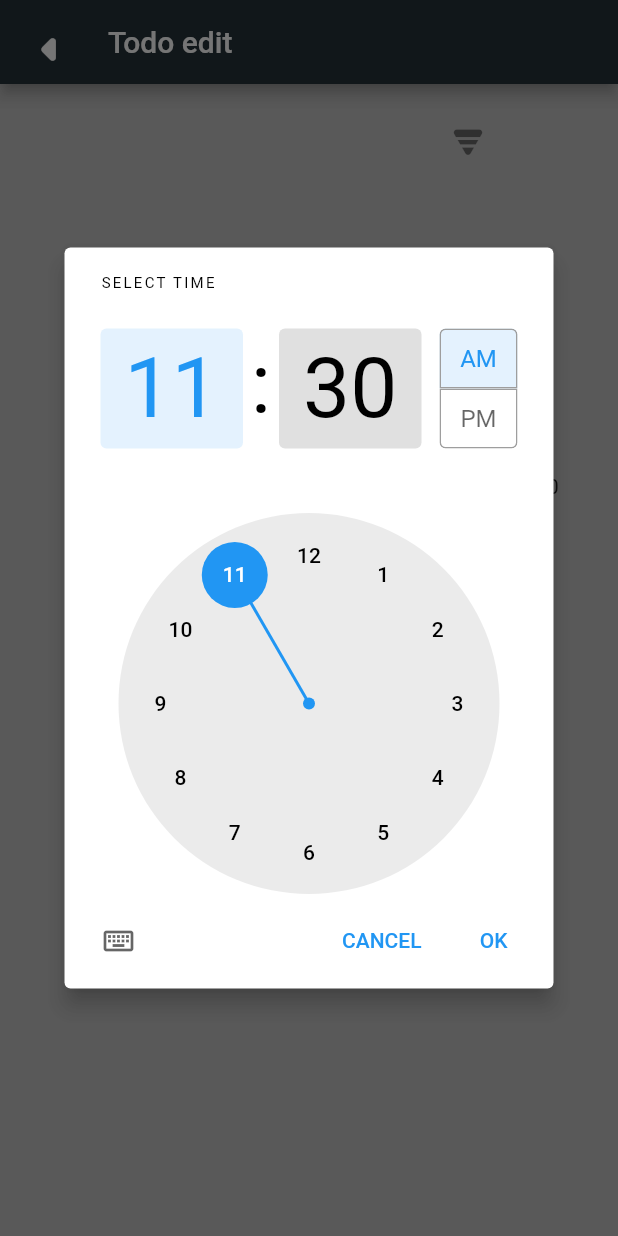
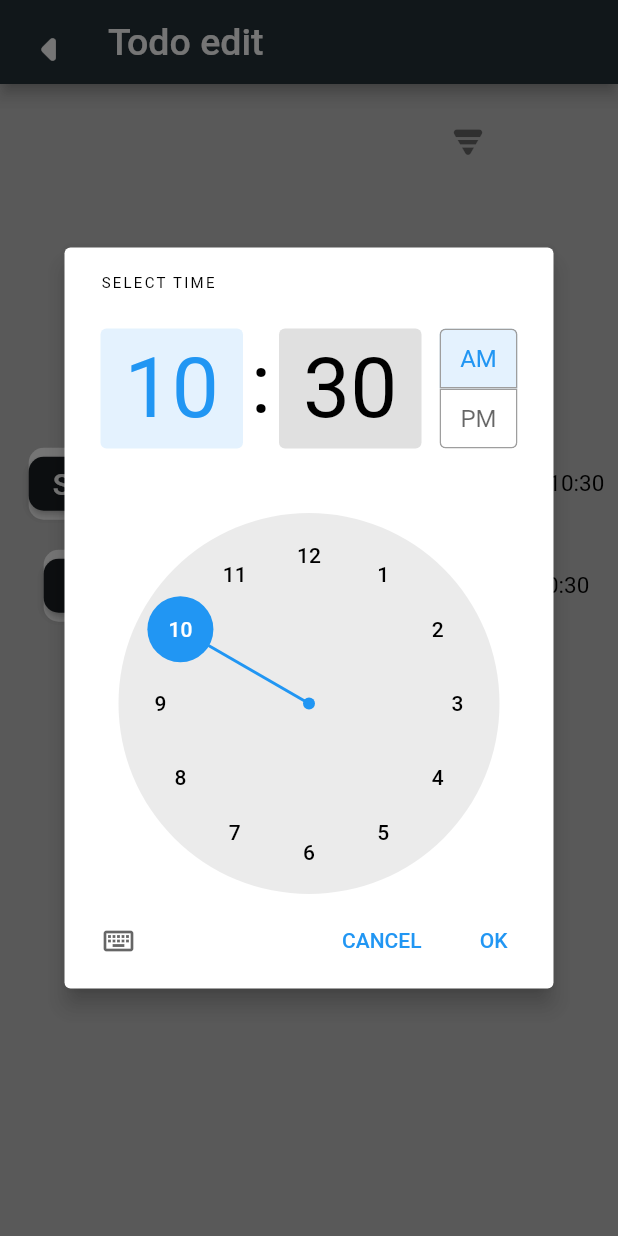
Before and after one commit to centurynine/Todo_WebApplication, a Flutter app: the TodoEdit screen opened directly with empty values, after a tap on "End time", on a phone screen of 412 x 824 dp. Run offline on Flutter 3.47's test engine with Material 2 defaults, Android fonts, the phone set to English and light mode, and no system bars; our stand-ins replace google_fonts, shared_preferences; accounts and stored records are empty; Roboto replaces fonts that are missing (Kanit).

Commit message:
time bug fix

```diff
--- a/lib/todo_add.dart
+++ b/lib/todo_add.dart
@@ -271,7 +271,9 @@ class _TodoAddState extends State<TodoAdd> {
           ).then((value) {
             if (value != null) {
               setState(() {
-                startTime = value.format(context);
+                final hour = value.hour.toString().padLeft(2, '0');
+                final minute = value.minute.toString().padLeft(2, '0');
+                startTime = '$hour:$minute';
               });
             }
           });
@@ -298,7 +300,9 @@ class _TodoAddState extends State<TodoAdd> {
         ).then((value) {
           if (value != null) {
             setState(() {
-              endTime = value.format(context);
+              final hour = value.hour.toString().padLeft(2, '0');
+              final minute = value.minute.toString().padLeft(2, '0');
+              endTime = '$hour:$minute';
             });
           }
         });
@@ -453,7 +457,7 @@ class _TodoAddState extends State<TodoAdd> {
             fontSize: 15,
             color: Colors.black,
           ),
-          prefixIcon: Icon(Icons.tornado_rounded),
+          prefixIcon: Icon(Icons.description_rounded),
           hintText: 'Description',
           hintStyle: TextStyle(
               fontFamily: GoogleFonts.kanit().fontFamily,
--- a/lib/todo_edit.dart
+++ b/lib/todo_edit.dart
@@ -1,6 +1,7 @@
 import 'dart:convert';
 
 import 'package:flutter/material.dart';
+import 'package:google_fonts/google_fonts.dart';
 import 'package:shared_preferences/shared_preferences.dart';
 
 import 'home.dart';
@@ -9,7 +10,7 @@ import 'storage/todo_storage.dart';
 class TodoEdit extends StatefulWidget {
   final Todo todo;
 
-  const TodoEdit({super.key, required this.todo});
+  const TodoEdit({Key? key, required this.todo}) : super(key: key);
 
   @override
   State<TodoEdit> createState() => _TodoEditState(todo: todo);
@@ -18,7 +19,6 @@ class TodoEdit extends StatefulWidget {
 class _TodoEditState extends State<TodoEdit> {
   Todo todo;
   _TodoEditState({required this.todo});
-  @override
   List<Todo> todoList = [];
   String name = '';
   String description = '';
@@ -39,14 +39,18 @@ class _TodoEditState extends State<TodoEdit> {
       endDate = todo.endDate.toString().substring(0, 10);
       startTime = todo.startDate.toString().substring(11, 16);
       endTime = todo.endDate.toString().substring(11, 16);
-      startTimeWidget = DateTime.parse(startDate).add(Duration(
+      startTimeWidget = DateTime.parse(startDate).add(
+        Duration(
           hours: int.parse(startTime.split(":")[0]),
-        minutes: int.parse(startTime.split(":")[1].split(" ")[0]),
-      ));
-      endTimeWidget = DateTime.parse(endDate).add(Duration(
+          minutes: int.parse(startTime.split(":")[1]),
+        ),
+      );
+      endTimeWidget = DateTime.parse(endDate).add(
+        Duration(
           hours: int.parse(endTime.split(":")[0]),
-        minutes: int.parse(endTime.split(":")[1].split(" ")[0]),
-      ));
+          minutes: int.parse(endTime.split(":")[1]),
+        ),
+      );
       check = todo.check;
     });
 
@@ -72,11 +76,19 @@ class _TodoEditState extends State<TodoEdit> {
     prefs.setStringList('todo', encodedList);
   }
 
+  @override
   Widget build(BuildContext context) {
     return Scaffold(
       backgroundColor: const Color.fromARGB(179, 167, 167, 167),
       appBar: AppBar(
-          title: const Text('Todo edit'),
+        title: Text(
+          'Todo edit',
+          style: TextStyle(
+            fontFamily: GoogleFonts.kanit().fontFamily,
+            fontSize: 25,
+            color: Colors.white,
+          ),
+        ),
         backgroundColor: Colors.blueGrey[900],
         leading: IconButton(
           iconSize: 50,
@@ -84,7 +96,8 @@ class _TodoEditState extends State<TodoEdit> {
           onPressed: () {
             Navigator.pop(context);
           },
-          )),
+        ),
+      ),
       body: Column(
         children: [
           Padding(
@@ -122,7 +135,14 @@ class _TodoEditState extends State<TodoEdit> {
               ),
               Container(
                 child: startDate.isNotEmpty
-                    ? Text(startDate.substring(0, 10))
+                    ? Text(
+                        startDate.substring(0, 10),
+                        style: TextStyle(
+                          fontFamily: GoogleFonts.kanit().fontFamily,
+                          fontSize: 15,
+                          color: Colors.black,
+                        ),
+                      )
                     : const Text(''),
               ),
               Padding(
@@ -137,7 +157,14 @@ class _TodoEditState extends State<TodoEdit> {
               ),
               Container(
                 child: startTime.isNotEmpty
-                    ? Text(startTime.substring(0, 5))
+                    ? Text(
+                        startTime,
+                        style: TextStyle(
+                          fontFamily: GoogleFonts.kanit().fontFamily,
+                          fontSize: 15,
+                          color: Colors.black,
+                        ),
+                      )
                     : const Text(''),
               ),
             ],
@@ -157,7 +184,14 @@ class _TodoEditState extends State<TodoEdit> {
               ),
               Container(
                 child: endDate.isNotEmpty
-                    ? Text(endDate.substring(0, 10))
+                    ? Text(
+                        endDate.substring(0, 10),
+                        style: TextStyle(
+                          fontFamily: GoogleFonts.kanit().fontFamily,
+                          fontSize: 15,
+                          color: Colors.black,
+                        ),
+                      )
                     : const Text(''),
               ),
               Padding(
@@ -172,7 +206,14 @@ class _TodoEditState extends State<TodoEdit> {
               ),
               Container(
                 child: endTime.isNotEmpty
-                    ? Text(endTime.substring(0, 5))
+                    ? Text(
+                        endTime,
+                        style: TextStyle(
+                          fontFamily: GoogleFonts.kanit().fontFamily,
+                          fontSize: 15,
+                          color: Colors.black,
+                        ),
+                      )
                     : const Text(''),
               ),
             ],
@@ -205,18 +246,25 @@ class _TodoEditState extends State<TodoEdit> {
         ).then((value) {
           if (value != null) {
             setState(() {
-              startDate = value.toString();
+              startDate = value.toString().substring(0, 10);
             });
           }
         });
       },
       style: ElevatedButton.styleFrom(
-        backgroundColor: Color.fromARGB(255, 26, 31, 35), //
+        backgroundColor: Color.fromARGB(255, 26, 31, 35),
         shape: RoundedRectangleBorder(
-          borderRadius: BorderRadius.circular(10), //
+          borderRadius: BorderRadius.circular(10),
         ),
       ),
-      child: const Text('Start date'),
+      child: Text(
+        'Start date',
+        style: TextStyle(
+          fontFamily: GoogleFonts.kanit().fontFamily,
+          fontSize: 20,
+          color: Colors.white,
+        ),
+      ),
     );
   }
 
@@ -231,18 +279,25 @@ class _TodoEditState extends State<TodoEdit> {
         ).then((value) {
           if (value != null) {
             setState(() {
-              endDate = value.toString();
+              endDate = value.toString().substring(0, 10);
             });
           }
         });
       },
       style: ElevatedButton.styleFrom(
-        backgroundColor: Color.fromARGB(255, 26, 31, 35), //
+        backgroundColor: Color.fromARGB(255, 26, 31, 35),
         shape: RoundedRectangleBorder(
-          borderRadius: BorderRadius.circular(10), //
+          borderRadius: BorderRadius.circular(10),
         ),
       ),
-      child: const Text('End date'),
+      child: Text(
+        'End date',
+        style: TextStyle(
+          fontFamily: GoogleFonts.kanit().fontFamily,
+          fontSize: 20,
+          color: Colors.white,
+        ),
+      ),
     );
   }
 
@@ -251,27 +306,31 @@ class _TodoEditState extends State<TodoEdit> {
       onPressed: () {
         showTimePicker(
           context: context,
-          initialTime: startTimeWidget.hour < 12
-              ? TimeOfDay(
-                  hour: startTimeWidget.hour, minute: startTimeWidget.minute)
-              : TimeOfDay(
-                  hour: startTimeWidget.hour - 12,
-                  minute: startTimeWidget.minute),
+          initialTime: TimeOfDay.fromDateTime(startTimeWidget),
         ).then((value) {
           if (value != null) {
             setState(() {
-              startTime = value.format(context);
+              final hour = value.hour.toString().padLeft(2, '0');
+              final minute = value.minute.toString().padLeft(2, '0');
+              startTime = '$hour:$minute';
             });
           }
         });
       },
       style: ElevatedButton.styleFrom(
-        backgroundColor: Color.fromARGB(255, 26, 31, 35), //
+        backgroundColor: Color.fromARGB(255, 26, 31, 35),
         shape: RoundedRectangleBorder(
-          borderRadius: BorderRadius.circular(10), //
+          borderRadius: BorderRadius.circular(10),
         ),
       ),
-      child: const Text('Start time'),
+      child: Text(
+        'Start time',
+        style: TextStyle(
+          fontFamily: GoogleFonts.kanit().fontFamily,
+          fontSize: 20,
+          color: Colors.white,
+        ),
+      ),
     );
   }
 
@@ -280,32 +339,31 @@ class _TodoEditState extends State<TodoEdit> {
       onPressed: () {
         showTimePicker(
           context: context,
-                initialTime: startTimeWidget == endTimeWidget
-                    ? TimeOfDay(
-                        hour: startTimeWidget.hour + 1,
-                        minute: startTimeWidget.minute)
-                    : endTimeWidget.hour < 12
-                        ? TimeOfDay(
-                            hour: endTimeWidget.hour,
-                            minute: endTimeWidget.minute)
-                        : TimeOfDay(
-                            hour: endTimeWidget.hour - 12,
-                            minute: endTimeWidget.minute))
-            .then((value) {
+          initialTime: TimeOfDay.fromDateTime(endTimeWidget),
+        ).then((value) {
           if (value != null) {
             setState(() {
-              endTime = value.format(context);
+              final hour = value.hour.toString().padLeft(2, '0');
+              final minute = value.minute.toString().padLeft(2, '0');
+              endTime = '$hour:$minute';
             });
           }
         });
       },
       style: ElevatedButton.styleFrom(
-        backgroundColor: Color.fromARGB(255, 26, 31, 35), //
+        backgroundColor: Color.fromARGB(255, 26, 31, 35),
         shape: RoundedRectangleBorder(
-          borderRadius: BorderRadius.circular(10), //
+          borderRadius: BorderRadius.circular(10),
         ),
       ),
-      child: const Text('End time'),
+      child: Text(
+        'End time',
+        style: TextStyle(
+          fontFamily: GoogleFonts.kanit().fontFamily,
+          fontSize: 20,
+          color: Colors.white,
+        ),
+      ),
     );
   }
 
@@ -318,15 +376,20 @@ class _TodoEditState extends State<TodoEdit> {
             endDate.isNotEmpty &&
             startTime.isNotEmpty &&
             endTime.isNotEmpty) {
-          DateTime startDateTime = DateTime.parse(startDate).add(Duration(
+          DateTime startDateTime = DateTime.parse(startDate).add(
+            Duration(
               hours: int.parse(startTime.split(":")[0]),
-            minutes: int.parse(startTime.split(":")[1].split(" ")[0]),
-          ));
-          DateTime endDateTime = DateTime.parse(endDate).add(Duration(
+              minutes: int.parse(startTime.split(":")[1]),
+            ),
+          );
+          DateTime endDateTime = DateTime.parse(endDate).add(
+            Duration(
               hours: int.parse(endTime.split(":")[0]),
-            minutes: int.parse(endTime.split(":")[1].split(" ")[0]),
-          ));
-          if (endDateTime.isBefore(startDateTime) || endDateTime == startDateTime) {
+              minutes: int.parse(endTime.split(":")[1]),
+            ),
+          );
+          if (endDateTime.isBefore(startDateTime) ||
+              endDateTime.isAtSameMomentAs(startDateTime)) {
             showDialog(
               context: context,
               builder: (context) {
@@ -380,12 +443,19 @@ class _TodoEditState extends State<TodoEdit> {
         }
       },
       style: ElevatedButton.styleFrom(
-        backgroundColor: Color.fromARGB(255, 26, 31, 35), //
+        backgroundColor: Color.fromARGB(255, 26, 31, 35),
         shape: RoundedRectangleBorder(
-          borderRadius: BorderRadius.circular(10), //
+          borderRadius: BorderRadius.circular(10),
         ),
       ),
-      child: const Text('Save'),
+      child: Text(
+        'Save',
+        style: TextStyle(
+          fontFamily: GoogleFonts.kanit().fontFamily,
+          fontSize: 15,
+          color: Colors.white,
+        ),
+      ),
     );
   }
 
@@ -403,11 +473,21 @@ class _TodoEditState extends State<TodoEdit> {
       },
       keyboardType: TextInputType.text,
       textInputAction: TextInputAction.next,
-      decoration: const InputDecoration(
+      decoration: InputDecoration(
         border: InputBorder.none,
         labelText: 'Name',
+        labelStyle: TextStyle(
+          color: Colors.black,
+          fontSize: 15,
+          fontFamily: GoogleFonts.kanit().fontFamily,
+        ),
         prefixIcon: Icon(Icons.tornado_rounded),
         hintText: 'Name',
+        hintStyle: TextStyle(
+          fontFamily: GoogleFonts.kanit().fontFamily,
+          fontSize: 15,
+          color: Colors.black,
+        ),
       ),
     );
   }
@@ -426,11 +506,21 @@ class _TodoEditState extends State<TodoEdit> {
       },
       maxLines: 5,
       keyboardType: TextInputType.multiline,
-      decoration: const InputDecoration(
+      decoration: InputDecoration(
         border: InputBorder.none,
         labelText: 'Description',
-        prefixIcon: Icon(Icons.tornado_rounded),
+        labelStyle: TextStyle(
+          color: Colors.black,
+          fontSize: 15,
+          fontFamily: GoogleFonts.kanit().fontFamily,
+        ),
+        prefixIcon: Icon(Icons.description_rounded),
         hintText: 'Description',
+        hintStyle: TextStyle(
+          fontFamily: GoogleFonts.kanit().fontFamily,
+          fontSize: 15,
+          color: Colors.black,
+        ),
       ),
     );
   }
```
Lines whose indentation alone changed are shown as unchanged.
